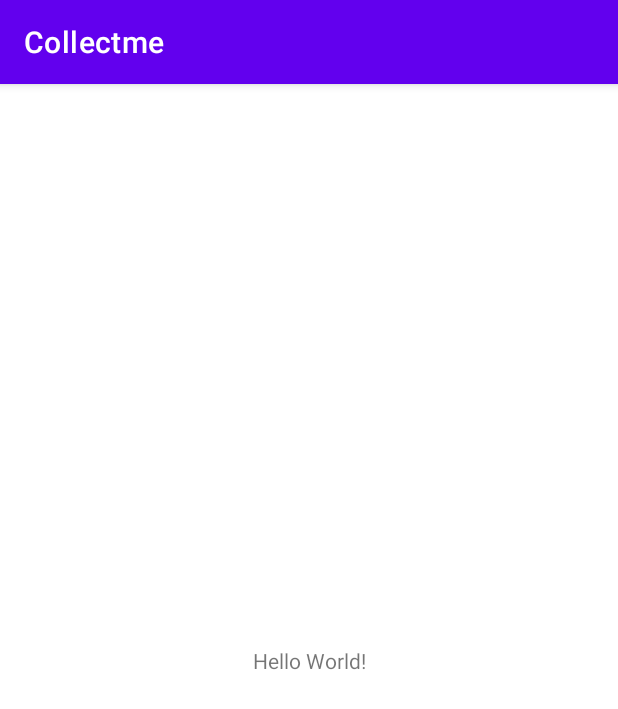
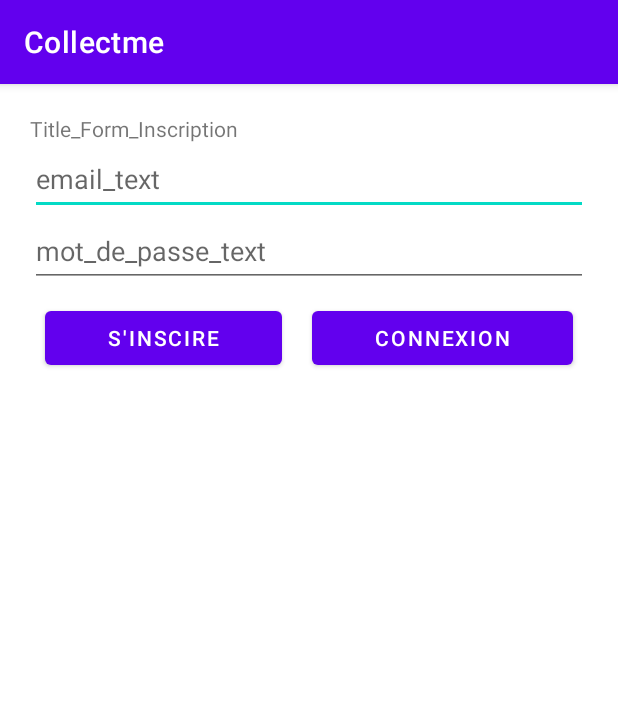
Before and after one commit to Axtral/Collectme, an Android app: the screen it shows after launch (MainActivity before the commit, InscriptionActivity after it), on a phone screen of 412 x 824 dp. Shown: the top 709 px of the screen. Run offline under Robolectric (Android 15) with nearby library versions, the phone set to English and light mode, and no system bars; our stand-ins replace Firebase (no records; nobody signed in at launch, a user with empty details on screens opened directly).

Commit message:
inscription utilisateur

```diff
--- /dev/null
+++ b/app/src/main/java/com/axtral/collectme/InscriptionActivity.java
@@ -0,0 +1,86 @@
+package com.axtral.collectme;
+
+import androidx.annotation.NonNull;
+import androidx.appcompat.app.AppCompatActivity;
+
+import android.os.Bundle;
+import android.util.Log;
+import android.view.View;
+import android.widget.EditText;
+import android.widget.Toast;
+
+import com.google.android.gms.tasks.OnCompleteListener;
+import com.google.android.gms.tasks.Task;
+import com.google.firebase.auth.AuthResult;
+import com.google.firebase.auth.FirebaseAuth;
+import com.google.firebase.auth.FirebaseUser;
+
+public class InscriptionActivity extends AppCompatActivity {
+
+    private EditText et_mail, et_mdp;
+    private FirebaseAuth mAuth;
+
+    @Override
+    protected void onCreate(Bundle savedInstanceState) {
+        super.onCreate(savedInstanceState);
+        setContentView(R.layout.activity_inscription);
+
+        init();
+
+    }
+    // permet d'initialiser les composants en les récupérant de la vue
+    public void init(){
+        et_mail = findViewById(R.id.et_inscription_email);
+        et_mdp = findViewById(R.id.et_inscription_motDePasse);
+        mAuth = FirebaseAuth.getInstance();
+    }
+
+    public void onCLickInscription(View view){
+        // Afficher dans les log bonjour, tu es dans le onClickInscription
+        //Log.d("testInscription", "bonjour, tu es dans le onClickInscription");
+
+        // Afficher dans les logs les variables saisi par l'utilisateur
+        String mail = et_mail.getText().toString();
+        String mdp = et_mdp.getText().toString();
+        Log.d("testInscription", "mail : "+mail+" , mdp : "+mdp);
+        insertUserFireBase(mail, mdp);
+    }
+
+    public void onClickGoToConnexion(View view) {
+        // Afficher à l'utilisateur bonjour, tu es dans le onClickGoToConnexion
+        Toast.makeText(this, "bonjour, tu es dans le onClickGoToConnexion", Toast.LENGTH_SHORT).show();
+
+    }
+
+    public void insertUserFireBase(String email, String password){
+        mAuth.createUserWithEmailAndPassword(email, password)
+                .addOnCompleteListener(this, new
+                        OnCompleteListener<AuthResult>() {
+                            @Override
+                            public void onComplete(@NonNull Task<AuthResult> task)
+                            {
+                                if (task.isSuccessful()) {
+                                    // Sign in success, update UI with the signed-in user's information
+                                    Log.d("testInscription", "createUserWithEmail:success");
+                                    FirebaseUser user = mAuth.getCurrentUser();
+                                    updateUI(user);
+                                } else {
+                                    // If sign in fails, display a message to the user.
+                                    Log.w("testInscription", "createUserWithEmail:failure",
+                                            task.getException());
+                                    Toast.makeText(InscriptionActivity.this,
+                                            "Authentication failed.",
+                                            Toast.LENGTH_SHORT).show();
+                                    updateUI(null);
+                                }
+                            }
+                        });
+    }
+    public void updateUI(FirebaseUser user){
+        if (user != null){
+            Toast.makeText(InscriptionActivity.this, R.string.inscription_reussite, Toast.LENGTH_LONG).show();
+        } else {
+            Toast.makeText(InscriptionActivity.this, R.string.inscription_echec, Toast.LENGTH_LONG).show();
+        }
+    }
+}
--- /dev/null
+++ b/app/src/main/res/layout/activity_inscription.xml
@@ -0,0 +1,70 @@
+<?xml version="1.0" encoding="utf-8"?>
+<androidx.constraintlayout.widget.ConstraintLayout xmlns:android="http://schemas.android.com/apk/res/android"
+    xmlns:app="http://schemas.android.com/apk/res-auto"
+    xmlns:tools="http://schemas.android.com/tools"
+    android:layout_width="match_parent"
+    android:layout_height="match_parent"
+    tools:context=".InscriptionActivity">
+
+    <ScrollView
+        android:layout_width="match_parent"
+        android:layout_height="match_parent">
+
+        <LinearLayout
+            android:layout_width="match_parent"
+            android:layout_height="wrap_content"
+            android:layout_margin="20dp"
+            android:orientation="vertical">
+
+            <TextView
+                android:id="@+id/titleFormInscription"
+                android:layout_width="match_parent"
+                android:layout_height="wrap_content"
+                android:text="@string/Title_Form_Inscription" />
+
+            <EditText
+                android:id="@+id/et_inscription_email"
+                android:layout_width="match_parent"
+                android:layout_height="wrap_content"
+                android:ems="10"
+                android:hint="@string/email_text"
+                android:inputType="textEmailAddress"
+                android:minHeight="48dp" />
+
+            <EditText
+                android:id="@+id/et_inscription_motDePasse"
+                android:layout_width="match_parent"
+                android:layout_height="wrap_content"
+                android:ems="10"
+                android:hint="@string/mot_de_passe_text"
+                android:inputType="textPassword"
+                android:minHeight="48dp" />
+
+            <LinearLayout
+                android:layout_width="match_parent"
+                android:layout_height="match_parent"
+                android:layout_weight="1"
+                android:orientation="horizontal">
+
+                <Button
+                    android:id="@+id/button3"
+                    android:layout_width="wrap_content"
+                    android:layout_height="wrap_content"
+                    android:layout_margin="10dp"
+                    android:layout_weight="1"
+                    android:onClick="onCLickInscription"
+                    android:text="@string/tnscription_text" />
+
+                <Button
+                    android:id="@+id/button2"
+                    android:layout_width="wrap_content"
+                    android:layout_height="wrap_content"
+                    android:layout_margin="10dp"
+                    android:layout_weight="1"
+                    android:onClick="onClickGoToConnexion"
+                    android:text="@string/allerALaConnexion" />
+            </LinearLayout>
+
+        </LinearLayout>
+    </ScrollView>
+</androidx.constraintlayout.widget.ConstraintLayout>
--- a/app/src/main/res/values/strings.xml
+++ b/app/src/main/res/values/strings.xml
@@ -1,3 +1,10 @@
 <resources>
     <string name="app_name">Collectme</string>
+    <string name="Title_Form_Inscription">Title_Form_Inscription</string>
+    <string name="email_text">email_text</string>
+    <string name="mot_de_passe_text">mot_de_passe_text</string>
+    <string name="allerALaConnexion">Connexion</string>
+    <string name="tnscription_text">S\'inscire</string>
+    <string name="inscription_reussite">inscription_reussite</string>
+    <string name="inscription_echec">inscription_echec</string>
 </resources>
```
Also changed, not shown: app/src/main/AndroidManifest.xml (+9 -0 lines), 2 other files.
